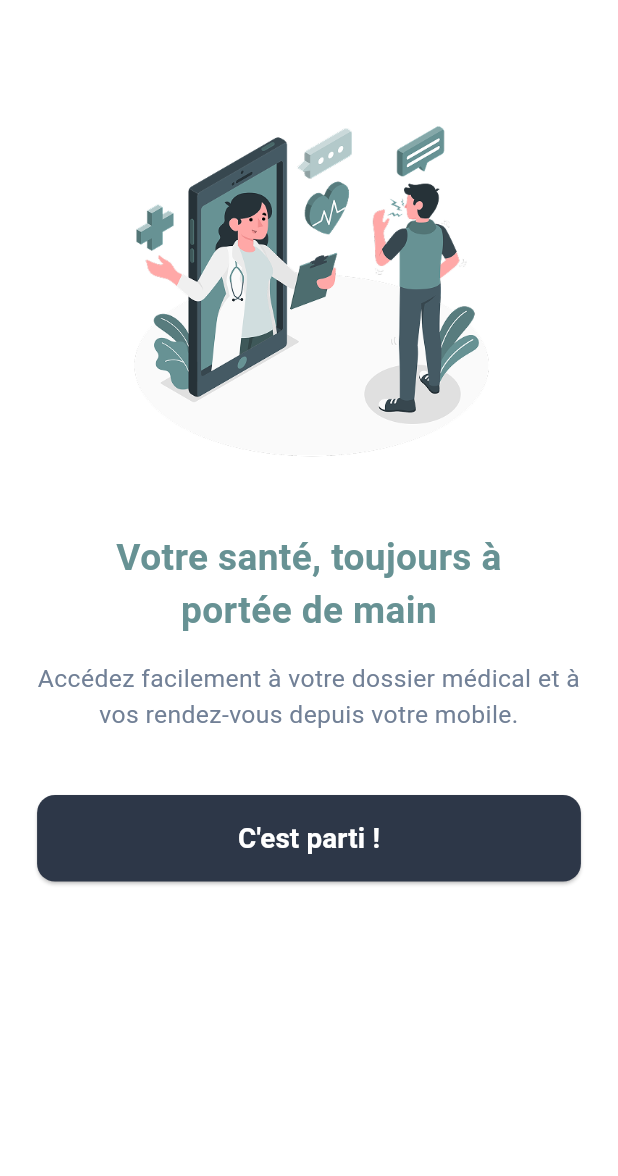
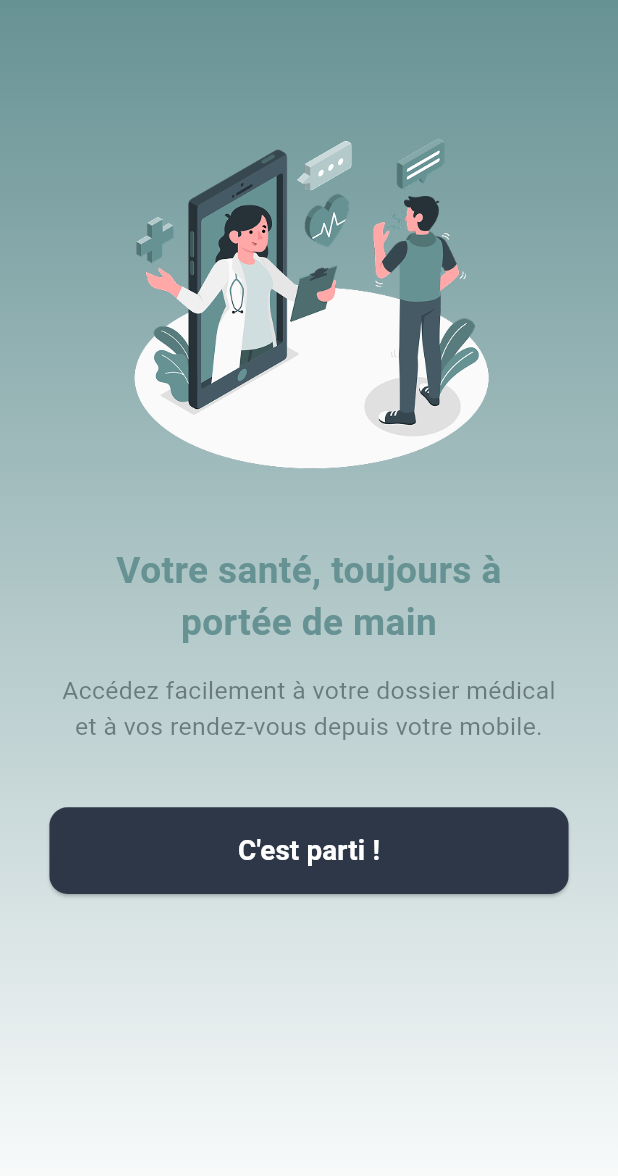
Before and after one commit to EducareEquipe1/educare_mobile, a Flutter app: the screen it shows after launch, on a phone screen of 412 x 824 dp. Shown: the top 1176 px of the screen. Run offline on Flutter 3.47's test engine with Material 3 defaults, Android fonts, the phone set to English and light mode, and no system bars; our stand-ins replace get, image_picker, shared_preferences, table_calendar.

Commit message:
sign up added, changed colors in the splash screen and greeting page

```diff
--- a/lib/app/routes/app_pages.dart
+++ b/lib/app/routes/app_pages.dart
@@ -1,3 +1,4 @@
+import 'package:educare/screens/auth/sign_up_page.dart';
 import 'package:educare/screens/documents/documents_page.dart';
 import 'package:get/get.dart';
 import '../../screens/splash/splash_screen.dart';
@@ -38,5 +39,7 @@ class AppPages {
     GetPage(name: AppRoutes.passwordChanged, page: () => PasswordChangedPage()),
     GetPage(name: AppRoutes.forgotPassword, page: () => ForgotPasswordPage()),
     GetPage(name: AppRoutes.emailSent, page: () => EmailSentPage()),
+        GetPage(name: AppRoutes.signUp, page: () => const SignUpPage()), // Add this
+
   ];
 }
--- a/lib/app/routes/app_routes.dart
+++ b/lib/app/routes/app_routes.dart
@@ -2,6 +2,8 @@ abstract class AppRoutes {
   static const splash = '/';
   static const greeting = '/greeting';
   static const login = '/login';
+  static const signUp = '/sign-up'; // Add this
+
   static const home = '/home';
   static const calendar = '/calendar';
   static const folder = '/folder';
--- a/lib/screens/greeting/greeting_page.dart
+++ b/lib/screens/greeting/greeting_page.dart
@@ -1,6 +1,8 @@
 import 'package:flutter/material.dart';
 import 'package:get/get.dart';
 import '../../app/routes/app_routes.dart';
+
+const mainGreen = Color.fromRGBO(45, 55, 72, 1);
 
 class GreetingPage extends StatelessWidget {
   const GreetingPage({Key? key}) : super(key: key);
@@ -11,10 +13,25 @@ class GreetingPage extends StatelessWidget {
     final imageHeight = size.height * 0.3;
 
     return Scaffold(
-      body: SafeArea(
-        child: SingleChildScrollView(
-          child: Padding(
-            padding: EdgeInsets.all(size.width * 0.06),
+      body: Container(
+        width: double.infinity,
+        height: double.infinity,
+        decoration: const BoxDecoration(
+          gradient: LinearGradient(
+            begin: Alignment.topCenter,
+            end: Alignment.bottomCenter,
+            colors: [
+              Color.fromRGBO(103, 146, 148, 1), // Lighter shade at the bottom
+              Colors.white, // White at the top
+            ],
+          ),
+        ),
+        child: SafeArea(
+          child: SingleChildScrollView(
+            padding: EdgeInsets.symmetric(
+              horizontal: size.width * 0.08,
+              vertical: size.height * 0.04,
+            ),
             child: Column(
               mainAxisAlignment: MainAxisAlignment.center,
               children: [
@@ -31,12 +48,7 @@ class GreetingPage extends StatelessWidget {
                   style: TextStyle(
                     fontSize: size.width * 0.06,
                     fontWeight: FontWeight.bold,
-                    color: const Color.fromRGBO(
-                      103,
-                      146,
-                      148,
-                      1,
-                    ), // Changed from hex
+                    color: const Color.fromRGBO(103, 146, 148, 1), // #679294
                   ),
                 ),
                 SizedBox(height: size.height * 0.02),
@@ -46,11 +58,11 @@ class GreetingPage extends StatelessWidget {
                   style: TextStyle(
                     fontSize: size.width * 0.04,
                     color: const Color.fromRGBO(
-                      113,
-                      128,
-                      150,
-                      1,
-                    ), // Changed from hex
+                      46,
+                      61,
+                      64,
+                      0.58,
+                    ), // #2E3D40 with 58% opacity
                   ),
                 ),
                 SizedBox(height: size.height * 0.05),
@@ -60,12 +72,7 @@ class GreetingPage extends StatelessWidget {
                   child: ElevatedButton(
                     onPressed: () => Get.toNamed(AppRoutes.login),
                     style: ElevatedButton.styleFrom(
-                      backgroundColor: const Color.fromRGBO(
-                        45,
-                        55,
-                        72,
-                        1,
-                      ), // Changed from hex
+                      backgroundColor: mainGreen,
                       shape: RoundedRectangleBorder(
                         borderRadius: BorderRadius.circular(12),
                       ),
```
Also changed, not shown: lib/screens/auth/login_page.dart (+6 -2 lines), lib/screens/auth/sign_up_page.dart (added, +292 -0 lines), lib/screens/splash/splash_screen.dart (+87 -20 lines).
